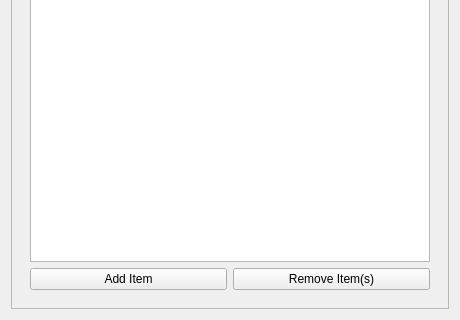
Before: the Qt Designer form application/prompttab_fix.ui in TheNiteCoder/mx-bashrc-config, drawn with Qt 5; both pictures show x 0 to 460 and y 176 to 496 of the 460 by 496 pixel window.
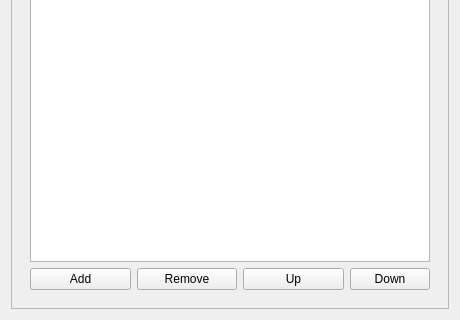
After: the same form once the commit is applied. The open tabs and pages were chosen to show the change. Icons and pictures are not drawn.

Commit message: Added offical working support for custom prompt creation

The edit to the form file:
```diff
--- a/application/prompttab_fix.ui
+++ b/application/prompttab_fix.ui
@@ -438,7 +438,7 @@
                 </sizepolicy>
                </property>
                <property name="text">
-                <string>Add Item</string>
+                <string>Add</string>
                </property>
                <property name="icon">
                 <iconset theme="list-add"/>
@@ -460,10 +460,37 @@
                 </sizepolicy>
                </property>
                <property name="text">
-                <string>Remove Item(s)</string>
+                <string>Remove</string>
                </property>
                <property name="icon">
-                <iconset theme="list-remove"/>
+                <iconset theme="list-remove">
+                 <normaloff>.</normaloff>.</iconset>
+               </property>
+              </widget>
+             </item>
+             <item>
+              <widget class="QPushButton" name="pushButton_PromptCustomUp">
+               <property name="sizePolicy">
+                <sizepolicy hsizetype="Expanding" vsizetype="Fixed">
+                 <horstretch>0</horstretch>
+                 <verstretch>0</verstretch>
+                </sizepolicy>
+               </property>
+               <property name="text">
+                <string>Up</string>
+               </property>
+               <property name="icon">
+                <iconset theme="arrow-up"/>
+               </property>
+              </widget>
+             </item>
+             <item>
+              <widget class="QPushButton" name="pushButton_PromptCustomDown">
+               <property name="text">
+                <string>Down</string>
+               </property>
+               <property name="icon">
+                <iconset theme="arrow-down"/>
                </property>
               </widget>
              </item>
```
Left out of the diff: 79 changed lines with no effect on the pictures. The commit also changes 2 other files.
